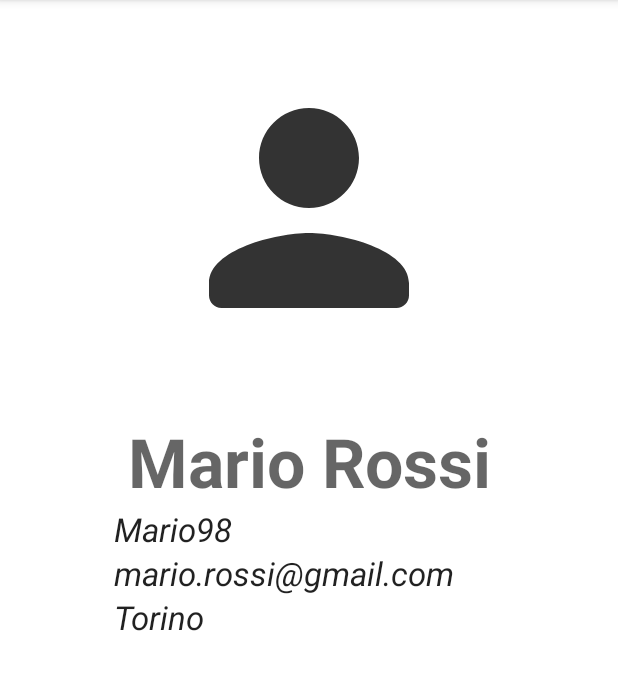
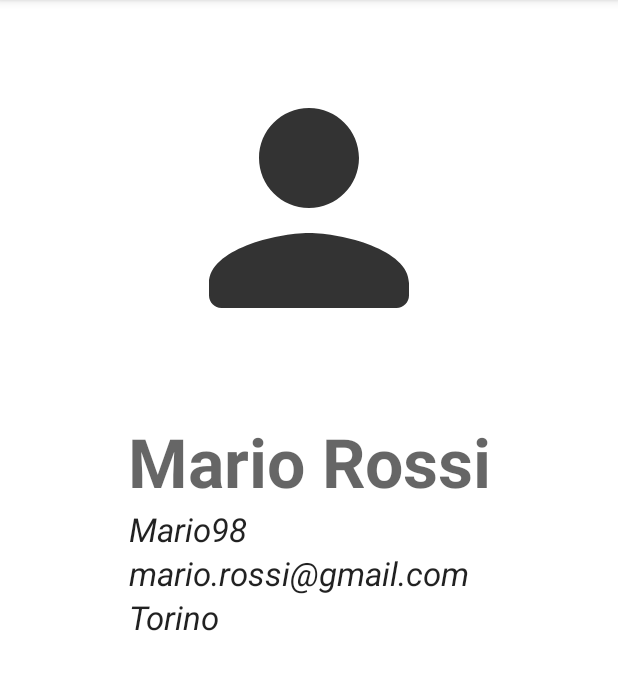
Before and after one commit to Mariagrazia98/Timebanking, an Android app: the screen it shows after launch (MainActivity), on a phone screen of 412 x 824 dp, the part 84-774 px from its top. Run offline under Robolectric (Android 15) with nearby library versions, the phone set to English and light mode, and no system bars.

Commit message:
Update activity_main.xml

```diff
--- a/app/src/main/res/layout/activity_main.xml
+++ b/app/src/main/res/layout/activity_main.xml
@@ -49,6 +49,7 @@
             android:id="@+id/nickname"
             android:layout_width="match_parent"
             android:layout_height="wrap_content"
+            android:paddingLeft="10dp"
             android:text="@string/nickname"
             android:textAppearance="@style/TextAppearance.AppCompat.Large"
             android:textStyle="italic" />
@@ -58,6 +59,7 @@
             android:layout_width="match_parent"
             android:layout_height="wrap_content"
             android:ems="10"
+            android:paddingLeft="10dp"
             android:text="@string/email_address"
             android:textAppearance="@style/TextAppearance.AppCompat.Large"
             android:textStyle="italic" />
@@ -66,6 +68,7 @@
             android:id="@+id/location"
             android:layout_width="match_parent"
             android:layout_height="wrap_content"
+            android:paddingLeft="10dp"
             android:text="@string/location"
             android:textAppearance="@style/TextAppearance.AppCompat.Large"
             android:textStyle="italic" />
```
